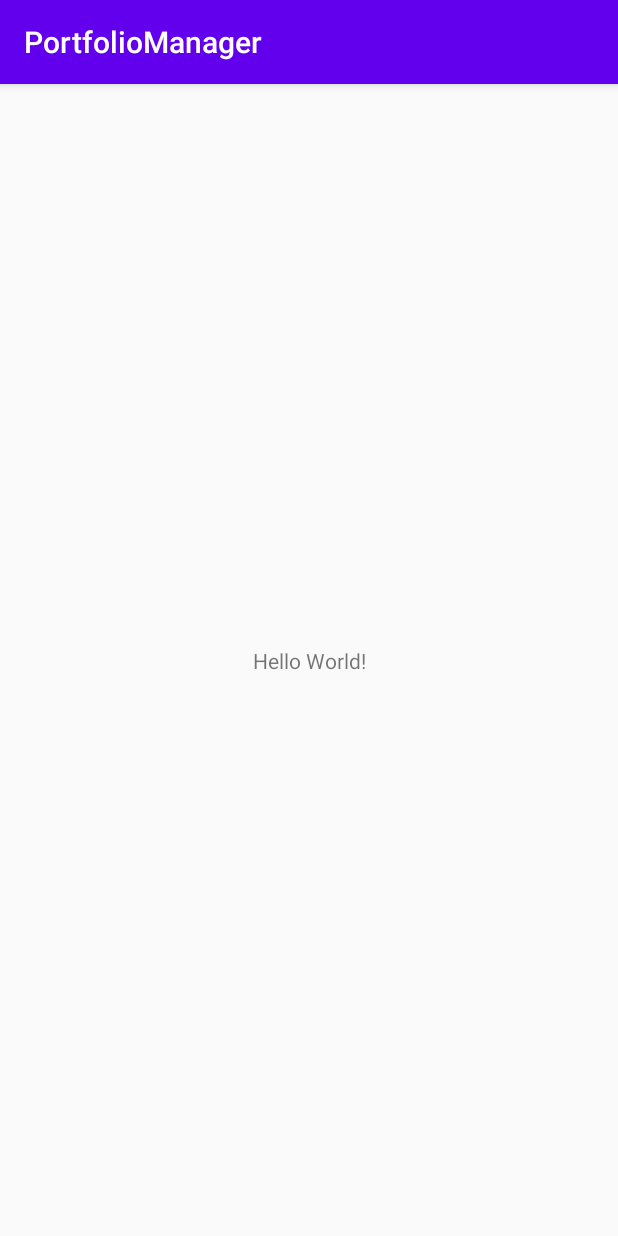
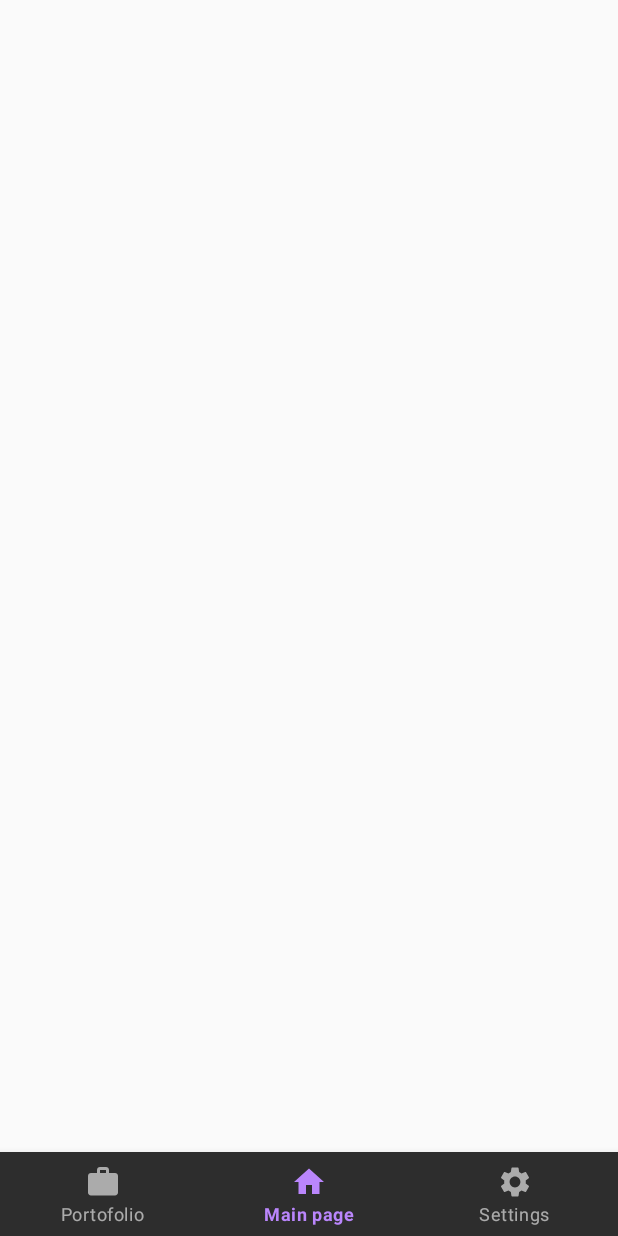
Before and after one commit to pvlvb/PortfolioManager, an Android app: the screen it shows after launch (MainActivity), on a phone screen of 412 x 824 dp. Run offline under Robolectric (Android 15) with nearby library versions, the phone set to English and light mode, and no system bars.

Commit message:
menu design

```diff
--- a/app/build.gradle
+++ b/app/build.gradle
@@ -25,10 +25,12 @@
 
 dependencies {
     implementation fileTree(dir: 'libs', include: ['*.jar'])
-
+    implementation 'com.google.android.material:material:1.1.0'
     implementation 'androidx.appcompat:appcompat:1.1.0'
     implementation 'androidx.constraintlayout:constraintlayout:1.1.3'
     testImplementation 'junit:junit:4.12'
     androidTestImplementation 'androidx.test.ext:junit:1.1.1'
     androidTestImplementation 'androidx.test.espresso:espresso-core:3.2.0'
+
+
 }
--- a/app/src/main/java/com/example/portfoliomanager/MainActivity.java
+++ b/app/src/main/java/com/example/portfoliomanager/MainActivity.java
@@ -3,6 +3,8 @@
 import androidx.appcompat.app.AppCompatActivity;
 
 import android.os.Bundle;
+
+import com.google.android.material.bottomnavigation.BottomNavigationView;
 
 public class MainActivity extends AppCompatActivity {
 
@@ -10,5 +12,7 @@
     protected void onCreate(Bundle savedInstanceState) {
         super.onCreate(savedInstanceState);
         setContentView(R.layout.activity_main);
+        BottomNavigationView bottomNavigationView = findViewById(R.id.bottom_menu);
+        bottomNavigationView.setSelectedItemId(R.id.home);
     }
 }
--- /dev/null
+++ b/app/src/main/res/drawable/ic_home_white_24dp.xml
@@ -0,0 +1,9 @@
+<vector xmlns:android="http://schemas.android.com/apk/res/android"
+    android:width="24dp"
+    android:height="24dp"
+    android:viewportWidth="24"
+    android:viewportHeight="24">
+  <path
+      android:pathData="M10,20v-6h4v6h5v-8h3L12,3 2,12h3v8z"
+      android:fillColor="#ffffff"/>
+</vector>
--- /dev/null
+++ b/app/src/main/res/drawable/ic_settings_white_24dp.xml
@@ -0,0 +1,9 @@
+<vector xmlns:android="http://schemas.android.com/apk/res/android"
+    android:width="24dp"
+    android:height="24dp"
+    android:viewportWidth="24"
+    android:viewportHeight="24">
+  <path
+      android:pathData="M19.14,12.94c0.04,-0.3 0.06,-0.61 0.06,-0.94c0,-0.32 -0.02,-0.64 -0.07,-0.94l2.03,-1.58c0.18,-0.14 0.23,-0.41 0.12,-0.61l-1.92,-3.32c-0.12,-0.22 -0.37,-0.29 -0.59,-0.22l-2.39,0.96c-0.5,-0.38 -1.03,-0.7 -1.62,-0.94L14.4,2.81c-0.04,-0.24 -0.24,-0.41 -0.48,-0.41h-3.84c-0.24,0 -0.43,0.17 -0.47,0.41L9.25,5.35C8.66,5.59 8.12,5.92 7.63,6.29L5.24,5.33c-0.22,-0.08 -0.47,0 -0.59,0.22L2.74,8.87C2.62,9.08 2.66,9.34 2.86,9.48l2.03,1.58C4.84,11.36 4.8,11.69 4.8,12s0.02,0.64 0.07,0.94l-2.03,1.58c-0.18,0.14 -0.23,0.41 -0.12,0.61l1.92,3.32c0.12,0.22 0.37,0.29 0.59,0.22l2.39,-0.96c0.5,0.38 1.03,0.7 1.62,0.94l0.36,2.54c0.05,0.24 0.24,0.41 0.48,0.41h3.84c0.24,0 0.44,-0.17 0.47,-0.41l0.36,-2.54c0.59,-0.24 1.13,-0.56 1.62,-0.94l2.39,0.96c0.22,0.08 0.47,0 0.59,-0.22l1.92,-3.32c0.12,-0.22 0.07,-0.47 -0.12,-0.61L19.14,12.94zM12,15.6c-1.98,0 -3.6,-1.62 -3.6,-3.6s1.62,-3.6 3.6,-3.6s3.6,1.62 3.6,3.6S13.98,15.6 12,15.6z"
+      android:fillColor="#ffffff"/>
+</vector>
--- /dev/null
+++ b/app/src/main/res/drawable/ic_work_white_24dp.xml
@@ -0,0 +1,9 @@
+<vector xmlns:android="http://schemas.android.com/apk/res/android"
+    android:width="24dp"
+    android:height="24dp"
+    android:viewportWidth="24"
+    android:viewportHeight="24">
+  <path
+      android:pathData="M20,6h-4L16,4c0,-1.11 -0.89,-2 -2,-2h-4c-1.11,0 -2,0.89 -2,2v2L4,6c-1.11,0 -1.99,0.89 -1.99,2L2,19c0,1.11 0.89,2 2,2h16c1.11,0 2,-0.89 2,-2L22,8c0,-1.11 -0.89,-2 -2,-2zM14,6h-4L10,4h4v2z"
+      android:fillColor="#ffffff"/>
+</vector>
--- a/app/src/main/res/layout/activity_main.xml
+++ b/app/src/main/res/layout/activity_main.xml
@@ -1,18 +1,19 @@
 <?xml version="1.0" encoding="utf-8"?>
-<androidx.constraintlayout.widget.ConstraintLayout xmlns:android="http://schemas.android.com/apk/res/android"
+<LinearLayout
+    xmlns:android="http://schemas.android.com/apk/res/android"
     xmlns:app="http://schemas.android.com/apk/res-auto"
     xmlns:tools="http://schemas.android.com/tools"
     android:layout_width="match_parent"
     android:layout_height="match_parent"
-    tools:context=".MainActivity">
+    tools:context=".MainActivity"
+    android:theme="@style/Theme.MaterialComponents"
+    >
 
-    <TextView
-        android:layout_width="wrap_content"
+    <com.google.android.material.bottomnavigation.BottomNavigationView
+        android:id="@+id/bottom_menu"
+        style="@style/Widget.MaterialComponents.BottomNavigationView"
+        android:layout_width="match_parent"
         android:layout_height="wrap_content"
-        android:text="Hello World!"
-        app:layout_constraintBottom_toBottomOf="parent"
-        app:layout_constraintLeft_toLeftOf="parent"
-        app:layout_constraintRight_toRightOf="parent"
-        app:layout_constraintTop_toTopOf="parent" />
-
-</androidx.constraintlayout.widget.ConstraintLayout>
+        android:layout_gravity="bottom"
+        app:menu="@menu/bottom_menu" />
+</LinearLayout>
--- /dev/null
+++ b/app/src/main/res/menu/bottom_menu.xml
@@ -0,0 +1,23 @@
+<menu xmlns:tools="http://schemas.android.com/tools"
+    xmlns:android="http://schemas.android.com/apk/res/android"
+    xmlns:app="http://schemas.android.com/apk/res-auto">
+    <item
+        android:id="@+id/portfolio"
+        android:enabled="true"
+        android:icon="@drawable/ic_work_white_24dp"
+        android:title="@string/portofolio"
+        />
+    <item
+        android:id="@+id/home"
+        android:title="@string/main_page"
+        android:icon="@drawable/ic_home_white_24dp"
+        android:enabled="true"
+        />
+    <item
+        android:id="@+id/settings"
+        android:title="@string/settings"
+        android:enabled="true"
+        android:icon="@drawable/ic_settings_white_24dp"
+        app:labelVisibilityMode="auto"
+         />
+</menu>
--- a/app/src/main/res/values/strings.xml
+++ b/app/src/main/res/values/strings.xml
@@ -1,3 +1,6 @@
 <resources>
     <string name="app_name">PortfolioManager</string>
+    <string name="portofolio">Portofolio</string>
+    <string name="main_page">Main page</string>
+    <string name="settings">Settings</string>
 </resources>
--- a/app/src/main/res/values/styles.xml
+++ b/app/src/main/res/values/styles.xml
@@ -1,7 +1,7 @@
 <resources>
 
     <!-- Base application theme. -->
-    <style name="AppTheme" parent="Theme.AppCompat.Light.DarkActionBar">
+    <style name="AppTheme" parent="Theme.AppCompat.Light.NoActionBar">
         <!-- Customize your theme here. -->
         <item name="colorPrimary">@color/colorPrimary</item>
         <item name="colorPrimaryDark">@color/colorPrimaryDark</item>
--- a/build.gradle
+++ b/build.gradle
@@ -8,7 +8,7 @@
 
     }
     dependencies {
-        classpath 'com.android.tools.build:gradle:3.6.0'
+        classpath 'com.android.tools.build:gradle:3.6.3'
 
 
         // NOTE: Do not place your application dependencies here; they belong
```
